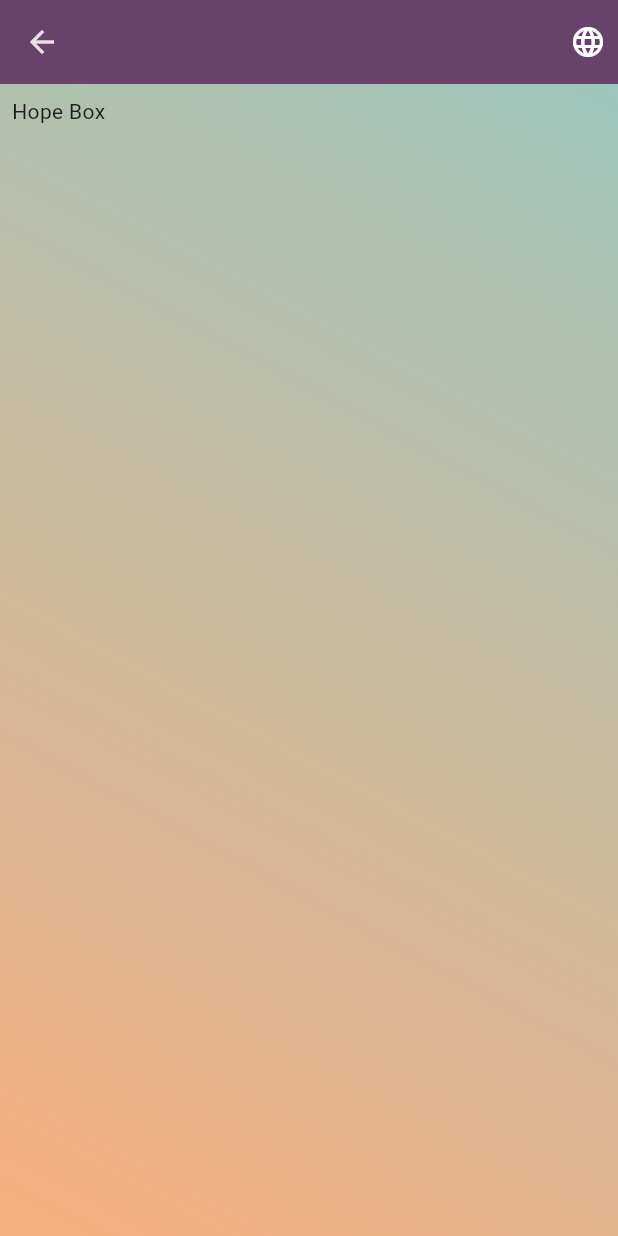
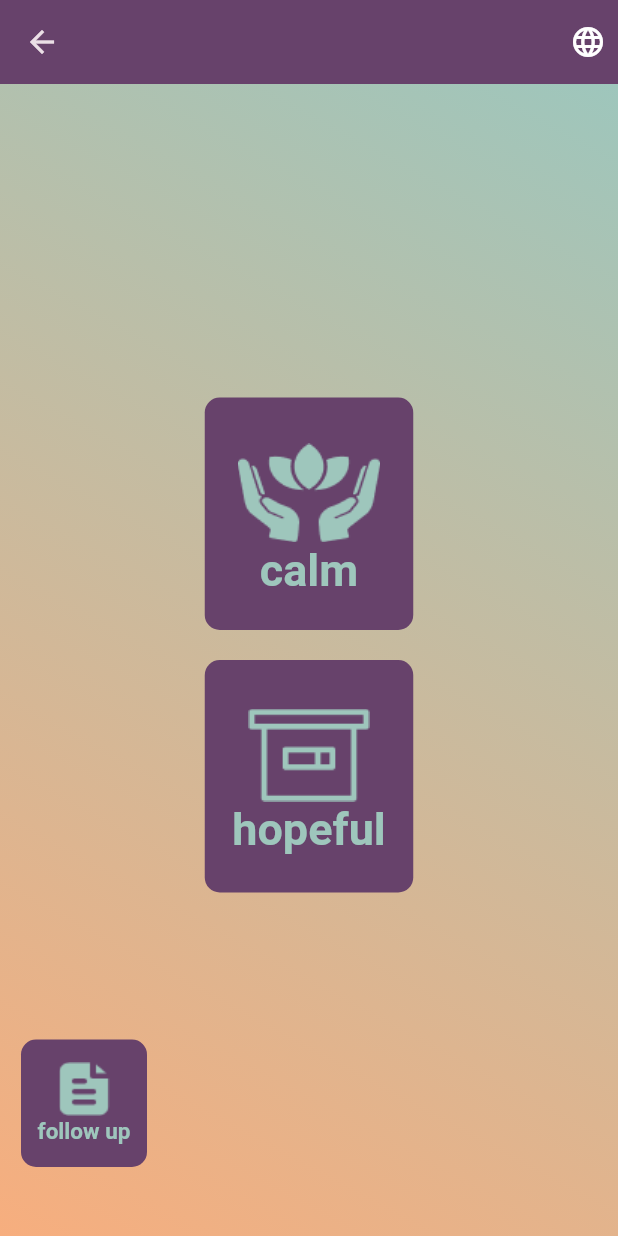
Before and after one commit to SaraElwatany/Nour-App, a Flutter app: the screen it shows after launch, after a tap on "hopeful", on a phone screen of 412 x 824 dp. Run offline on Flutter 3.47's test engine with Material 3 defaults, Android fonts, the phone set to English and light mode, and no system bars; our stand-ins replace shared_preferences; generated files the repository leaves out were written again.

Commit message:
Options screen

```diff
--- a/lib/l10n/intl_ar.arb
+++ b/lib/l10n/intl_ar.arb
@@ -2,8 +2,10 @@
 "hope_box": "صندوق الأمل",
 "sign_in" : "تسجيل دخول",
 "new_account" : "انشاء حساب",
-"hope": "هدوء و أمل"
-
+"hope": "هدوء و أمل",
+"hopeful" :"أمل",
+"calm":"هدوء",
+"follow":"متابعة"
 
 
 
--- a/lib/l10n/intl_en.arb
+++ b/lib/l10n/intl_en.arb
@@ -2,7 +2,10 @@
 "hope_box": "Hope Box",
 "sign_in" : "Sign in",
 "new_account" : "New account",
-"hope": "hopeful "
+"hope": "hopeful ",
+"hopeful" :"hopeful",
+"calm":"calm",
+"follow":"follow up"
 
 
 
--- a/lib/main.dart
+++ b/lib/main.dart
@@ -2,7 +2,6 @@ import 'package:flutter/material.dart';
 import 'package:flutter_localizations/flutter_localizations.dart';
 import 'package:nour_app/generated/l10n.dart';
 import 'package:nour_app/screens/splash_screen.dart';
-
 
 void main() {
   runApp(const MyApp());
@@ -43,12 +42,11 @@ class _MyAppState extends State<MyApp> {
       title: 'Nour Application',
       theme: ThemeData.dark().copyWith(
         colorScheme: ColorScheme.fromSeed(
-          seedColor:  Colors.purple,
+          seedColor: Colors.purple,
           primary: const Color.fromARGB(255, 247, 174, 126),
-          secondary: const Color.fromARGB(255, 158, 198, 188) ,
+          secondary: const Color.fromARGB(255, 158, 198, 188),
           brightness: Brightness.dark,
           surface: const Color.fromARGB(255, 103, 66, 107),
-
         ),
         textTheme: ThemeData().textTheme.copyWith(
               titleLarge: const TextStyle(
--- a/lib/screens/Welcome_screen.dart
+++ b/lib/screens/Welcome_screen.dart
@@ -1,7 +1,7 @@
 import 'package:flutter/material.dart';
 import 'package:nour_app/generated/l10n.dart';
 import 'package:nour_app/widgets/localization_icon.dart';
-import 'package:nour_app/screens/hope_box.dart';
+import 'package:nour_app/screens/hopeful_and_calm.dart';
 
 class Welcome extends StatefulWidget {
   const Welcome({Key? key}) : super(key: key);
@@ -42,7 +42,7 @@ class _WelcomeState extends State<Welcome> {
                         Navigator.push(
                           context,
                           MaterialPageRoute(
-                              builder: (context) => const HopeBox()),
+                              builder: (context) => const HopefulAndCalm()),
                         );
                       },
                       style: ElevatedButton.styleFrom(
--- /dev/null
+++ b/lib/screens/hopeful_and_calm.dart
@@ -0,0 +1,144 @@
+import 'package:flutter/material.dart';
+import 'package:nour_app/generated/l10n.dart';
+import 'package:nour_app/widgets/localization_icon.dart';
+import 'package:nour_app/screens/hope_box.dart';
+
+class HopefulAndCalm extends StatelessWidget {
+  const HopefulAndCalm({Key? key}) : super(key: key);
+
+  @override
+  Widget build(BuildContext context) {
+    return Scaffold(
+      appBar: const LocalizationIcon(),
+      body: Container(
+        width: double.infinity,
+        height: double.infinity,
+        decoration: BoxDecoration(
+          gradient: LinearGradient(
+            colors: [
+              Theme.of(context).colorScheme.primary,
+              Theme.of(context).colorScheme.secondary,
+            ],
+            begin: Alignment.bottomLeft,
+            end: Alignment.topRight,
+          ),
+        ),
+        child: Padding(
+          padding: const EdgeInsets.all(8.0),
+          child: Column(
+            mainAxisAlignment: MainAxisAlignment.center,
+            crossAxisAlignment: CrossAxisAlignment.center,
+            children: [
+              InkWell(
+                onTap: () {
+                  Navigator.push(
+                    context,
+                    MaterialPageRoute(builder: (context) => const HopeBox()),
+                  );
+                },
+                child: Container(
+                  decoration: BoxDecoration(
+                    color: Theme.of(context).colorScheme.surface,
+                    borderRadius: BorderRadius.circular(10),
+                  ),
+                  height: 155,
+                  width: 139,
+                  child: Column(
+                    mainAxisAlignment: MainAxisAlignment.center,
+                    children: [
+                      const SizedBox(
+                        height: 10,
+                      ),
+                      Image.asset(
+                        'assets/images/calm.png',
+                      ),
+                      Text(
+                        S.of(context).calm,
+                        style: Theme.of(context).textTheme.titleLarge!.copyWith(
+                            color: Theme.of(context).colorScheme.secondary,
+                            fontSize: 30),
+                      )
+                    ],
+                  ),
+                ),
+              ),
+              const SizedBox(
+                height: 20,
+              ),
+              InkWell(
+                onTap: () {
+                  Navigator.push(
+                    context,
+                    MaterialPageRoute(builder: (context) => const HopeBox()),
+                  );
+                },
+                child: Container(
+                  decoration: BoxDecoration(
+                    color: Theme.of(context).colorScheme.surface,
+                    borderRadius: BorderRadius.circular(10),
+                  ),
+                  height: 155,
+                  width: 139,
+                  child: Column(
+                    mainAxisAlignment: MainAxisAlignment.center,
+                    children: [
+                      const SizedBox(
+                        height: 10,
+                      ),
+                      Image.asset(
+                        'assets/images/hopeful.png',
+                      ),
+                      Text(
+                        S.of(context).hopeful,
+                        style: Theme.of(context).textTheme.titleLarge!.copyWith(
+                            color: Theme.of(context).colorScheme.secondary,
+                            fontSize: 30),
+                      )
+                    ],
+                  ),
+                ),
+              ),
+              const SizedBox(height: 20),
+            ],
+          ),
+        ),
+      ),
+      floatingActionButton: Padding(
+        padding: const EdgeInsets.all(30.0),
+        child: Align(
+          alignment: Alignment.bottomLeft,
+          child: InkWell(
+            onTap: () {
+              Navigator.push(
+                context,
+                MaterialPageRoute(builder: (context) => const HopeBox()),
+              );
+            },
+            child: Container(
+              decoration: BoxDecoration(
+                color: Theme.of(context).colorScheme.surface,
+                borderRadius: BorderRadius.circular(10),
+              ),
+              height: 85,
+              width: 84,
+              child: Column(
+                mainAxisAlignment: MainAxisAlignment.center,
+                children: [
+                  Image.asset(
+                    'assets/images/next.png',
+                  ),
+                  Text(
+                    S.of(context).follow,
+                    style: Theme.of(context).textTheme.titleLarge!.copyWith(
+                        color: Theme.of(context).colorScheme.secondary,
+                        fontSize: 15),
+                  )
+                ],
+              ),
+            ),
+          ),
+        ),
+      ),
+    );
+  }
+}
--- a/pubspec.yaml
+++ b/pubspec.yaml
@@ -66,6 +66,10 @@ flutter:
   assets:
     - assets/images/Nour_logo.png
     - assets/images/نور_Nour_text.png
+    - assets/images/calm.png
+    - assets/images/hopeful.png
+    - assets/images/next.png
+
   # An image asset can refer to one or more resolution-specific "variants", see
   # https://flutter.dev/assets-and-images/#resolution-aware
   # For details regarding adding assets from package dependencies, see
```
Also changed, not shown: assets/images/calm.png (added), assets/images/hopeful.png (added), assets/images/next.png (added), lib/generated/intl/messages_ar.dart, lib/generated/intl/messages_en.dart, lib/generated/l10n.dart. Lines whose indentation alone changed are shown as unchanged.
